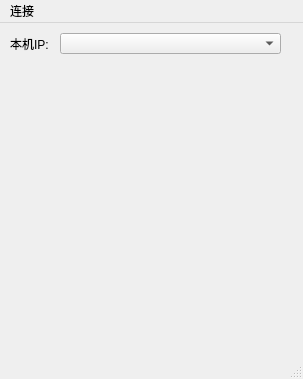
Old version of the form mainwindow.ui in the repository zhengYYZZ/ckmShare.
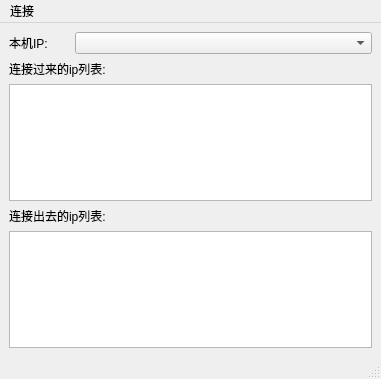
New version of the form.

```diff
--- a/mainwindow.ui
+++ b/mainwindow.ui
@@ -6,7 +6,7 @@
    <rect>
     <x>0</x>
     <y>0</y>
-    <width>303</width>
+    <width>381</width>
     <height>379</height>
    </rect>
   </property>
@@ -14,47 +14,49 @@
    <string>MainWindow</string>
   </property>
   <widget class="QWidget" name="centralwidget">
+   <layout class="QVBoxLayout" name="verticalLayout">
+    <item>
+     <layout class="QHBoxLayout" name="horizontalLayout" stretch="1,5">
+      <item>
    <widget class="QLabel" name="label">
-    <property name="geometry">
-     <rect>
-      <x>10</x>
-      <y>10</y>
-      <width>51</width>
-      <height>21</height>
-     </rect>
-    </property>
     <property name="text">
      <string>本机IP:</string>
     </property>
    </widget>
-   <widget class="QComboBox" name="localIPcomboBox">
-    <property name="geometry">
-     <rect>
-      <x>60</x>
-      <y>10</y>
-      <width>221</width>
-      <height>21</height>
-     </rect>
-    </property>
-   </widget>
-   <widget class="QWidget" name="verticalLayoutWidget">
-    <property name="geometry">
-     <rect>
-      <x>10</x>
-      <y>40</y>
-      <width>271</width>
-      <height>291</height>
-     </rect>
-    </property>
-    <layout class="QVBoxLayout" name="verticalLayout"/>
-   </widget>
+      </item>
+      <item>
+       <widget class="QComboBox" name="localIPcomboBox"/>
+      </item>
+     </layout>
+    </item>
+    <item>
+     <widget class="QLabel" name="label_2">
+      <property name="text">
+       <string>连接过来的ip列表:</string>
+      </property>
+     </widget>
+    </item>
+    <item>
+     <widget class="QTableView" name="clientTableView"/>
+    </item>
+    <item>
+     <widget class="QLabel" name="label_3">
+      <property name="text">
+       <string>连接出去的ip列表:</string>
+      </property>
+     </widget>
+    </item>
+    <item>
+     <widget class="QTableView" name="serverTableView"/>
+    </item>
+   </layout>
   </widget>
   <widget class="QMenuBar" name="menubar">
    <property name="geometry">
     <rect>
      <x>0</x>
      <y>0</y>
-     <width>303</width>
+     <width>381</width>
      <height>23</height>
     </rect>
    </property>
```
Lines whose indentation alone changed are shown as unchanged.
